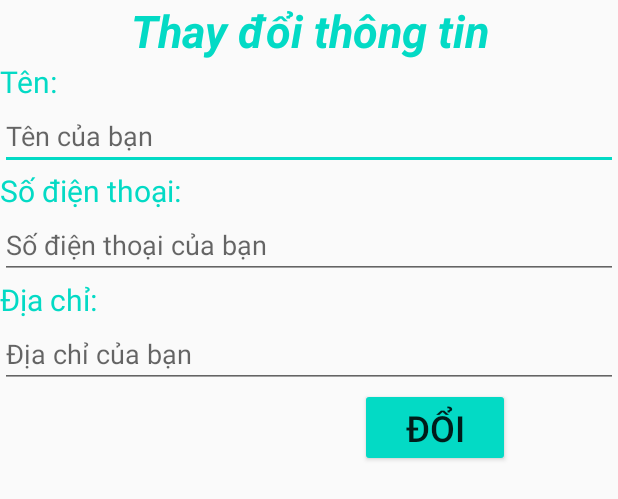
After one commit to tanphat12041998/order_food, an Android app: the layout dialog_thaydoi.xml on its own in the app's theme, with its tools: preview values and no code run, on a phone screen of 412 x 824 dp. The commit adds this screen. Shown: the top 499 px of the screen. Run offline under Robolectric (Android 15) with nearby library versions, the phone set to English and light mode, and no system bars.

Commit message:
update Adapters update api update layout

```diff
--- a/app/src/main/java/com/app/order_food/API/Api.java
+++ b/app/src/main/java/com/app/order_food/API/Api.java
@@ -55,7 +55,8 @@ public interface Api {
     @FormUrlEncoded
     @POST("addorderfood")
     Call<OrderFoods> addOrderFood(@Field("id") int Id, @Field("iduser") int idUser, @Field("idpayment") int idPayment, @Field("idfood") int idFood
-            , @Field("date") String date, @Field("total") int total, @Field("quantity") int quantity, @Field("note") String note, @Field("status") Boolean status);
+            , @Field("date") String date, @Field("total") int total, @Field("quantity") int quantity, @Field("note") String note
+            , @Field("name") String name, @Field("phone") String phone, @Field("address") String address, @Field("status") Boolean status);
 
     @POST("getrating/{idfood}")
     Call<List<Ratings>> getRatingByIdFood(@Path("idfood") int Id);
--- /dev/null
+++ b/app/src/main/res/layout/dialog_thaydoi.xml
@@ -0,0 +1,57 @@
+<?xml version="1.0" encoding="utf-8"?>
+<LinearLayout xmlns:android="http://schemas.android.com/apk/res/android"
+    android:layout_width="match_parent"
+    android:layout_height="wrap_content"
+    android:orientation="vertical">
+    <TextView
+        android:layout_width="match_parent"
+        android:layout_height="wrap_content"
+        android:text="Thay đổi thông tin"
+        android:gravity="center"
+        android:textColor="@color/colorAccent"
+        android:textStyle="bold|italic"
+        android:textSize="30sp"/>
+    <TextView
+        android:layout_width="wrap_content"
+        android:layout_height="wrap_content"
+        android:textColor="@color/colorAccent"
+        android:text="Tên: "
+        android:textSize="20sp"/>
+    <EditText
+        android:id="@+id/thay_ten"
+        android:layout_width="match_parent"
+        android:layout_height="wrap_content"
+        android:hint="Tên của bạn"/>
+    <TextView
+        android:textColor="@color/colorAccent"
+        android:layout_width="wrap_content"
+        android:layout_height="wrap_content"
+        android:text="Số điện thoại: "
+        android:textSize="20sp"/>
+    <EditText
+        android:id="@+id/thay_phone"
+        android:layout_width="match_parent"
+        android:layout_height="wrap_content"
+        android:hint="Số điện thoại của bạn"/>
+    <TextView
+        android:textColor="@color/colorAccent"
+        android:layout_width="wrap_content"
+        android:layout_height="wrap_content"
+        android:text="Địa chỉ: "
+        android:textSize="20sp"/>
+    <EditText
+        android:id="@+id/thay_address"
+        android:layout_width="match_parent"
+        android:layout_height="wrap_content"
+        android:hint="Địa chỉ của bạn"/>
+    <Button
+        android:id="@+id/btn_thay"
+        android:layout_width="100dp"
+        android:layout_height="wrap_content"
+        android:layout_marginStart="240dp"
+        android:backgroundTint="@color/colorAccent"
+        android:text="Đổi"
+        android:textSize="24sp" />
+
+
+</LinearLayout>
--- a/app/src/main/res/layout/fragment_dat_lai.xml
+++ b/app/src/main/res/layout/fragment_dat_lai.xml
@@ -16,10 +16,9 @@
             android:id="@+id/title_toolbar"
             android:layout_width="match_parent"
             android:layout_height="?actionBarSize"
-            android:background="@color/white"
             app:navigationIcon="@drawable/ic_close"
             app:backgroundTint="@color/white"
-            app:title="Order Food App"/>
+            app:title="Lịch sử chi tiết"/>
 
     </com.google.android.material.appbar.AppBarLayout>
 
```
Also changed, not shown: app/src/main/java/com/app/order_food/components/recyclerview/adapter/DSlichsuAdapter.java (+7 -7 lines), app/src/main/java/com/app/order_food/views/activities/main/ResgisterActivity.java (+1 -1 lines), app/src/main/java/com/app/order_food/views/fragments/CartFragment.java (+73 -25 lines).
